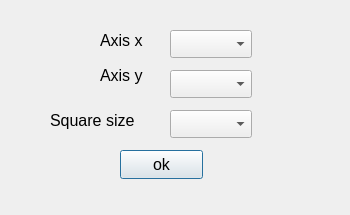
Before: the Qt Designer form main/plot_models/options_histogram_2d.ui in Kirikus/2024_Experiments, drawn with Qt 5.
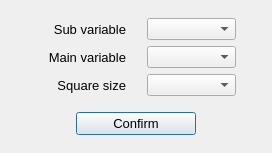
After: the same form once the commit is applied.

Commit message: changes(GUI): -decorated options-dialogs in plots -renamed some objects in options ui -set minimum size for plots

What changed in the file:
```diff
--- a/main/plot_models/options_histogram_2d.ui
+++ b/main/plot_models/options_histogram_2d.ui
@@ -6,115 +6,240 @@
    <rect>
     <x>0</x>
     <y>0</y>
-    <width>350</width>
-    <height>215</height>
+    <width>272</width>
+    <height>153</height>
    </rect>
   </property>
+  <property name="sizePolicy">
+   <sizepolicy hsizetype="Fixed" vsizetype="Fixed">
+    <horstretch>0</horstretch>
+    <verstretch>0</verstretch>
+   </sizepolicy>
+  </property>
   <property name="windowTitle">
    <string>Dialog</string>
   </property>
-  <widget class="QLabel" name="label">
-   <property name="geometry">
-    <rect>
-     <x>100</x>
-     <y>30</y>
-     <width>63</width>
-     <height>20</height>
-    </rect>
-   </property>
-   <property name="font">
-    <font>
-     <pointsize>12</pointsize>
-    </font>
-   </property>
-   <property name="text">
-    <string>Axis x</string>
-   </property>
-  </widget>
-  <widget class="QLabel" name="label_2">
-   <property name="geometry">
-    <rect>
-     <x>100</x>
-     <y>60</y>
-     <width>61</width>
-     <height>31</height>
-    </rect>
-   </property>
-   <property name="font">
-    <font>
-     <pointsize>12</pointsize>
-    </font>
-   </property>
-   <property name="text">
-    <string>Axis y</string>
-   </property>
-  </widget>
-  <widget class="QComboBox" name="AxisXComboBox">
-   <property name="geometry">
-    <rect>
-     <x>170</x>
-     <y>30</y>
-     <width>82</width>
-     <height>28</height>
-    </rect>
-   </property>
-  </widget>
-  <widget class="QComboBox" name="AxisYComboBox">
-   <property name="geometry">
-    <rect>
-     <x>170</x>
-     <y>70</y>
-     <width>82</width>
-     <height>28</height>
-    </rect>
-   </property>
-  </widget>
-  <widget class="QPushButton" name="okPushButton">
-   <property name="geometry">
-    <rect>
-     <x>120</x>
-     <y>150</y>
-     <width>83</width>
-     <height>29</height>
-    </rect>
-   </property>
-   <property name="font">
-    <font>
-     <pointsize>12</pointsize>
-    </font>
-   </property>
-   <property name="text">
-    <string>ok</string>
-   </property>
-  </widget>
-  <widget class="QLabel" name="label_3">
-   <property name="geometry">
-    <rect>
-     <x>50</x>
-     <y>110</y>
-     <width>101</width>
-     <height>21</height>
-    </rect>
-   </property>
-   <property name="font">
-    <font>
-     <pointsize>12</pointsize>
-    </font>
-   </property>
-   <property name="text">
-    <string>Square size</string>
-   </property>
-  </widget>
-  <widget class="QComboBox" name="SquareSizeComboBox">
-   <property name="geometry">
-    <rect>
-     <x>170</x>
-     <y>110</y>
-     <width>82</width>
-     <height>28</height>
-    </rect>
-   </property>
-  </widget>
+  <layout class="QGridLayout" name="gridLayout">
+   <item row="0" column="1">
+    <layout class="QVBoxLayout" name="verticalLayout_2">
+     <item>
+      <layout class="QVBoxLayout" name="verticalLayout">
+       <item>
+        <layout class="QHBoxLayout" name="horizontalLayout_3">
+         <item>
+          <widget class="QLabel" name="label">
+           <property name="font">
+            <font>
+             <pointsize>10</pointsize>
+            </font>
+           </property>
+           <property name="text">
+            <string>Sub variable</string>
+           </property>
+           <property name="alignment">
+            <set>Qt::AlignRight|Qt::AlignTrailing|Qt::AlignVCenter</set>
+           </property>
+          </widget>
+         </item>
+         <item>
+          <spacer name="horizontalSpacer_7">
+           <property name="orientation">
+            <enum>Qt::Horizontal</enum>
+           </property>
+           <property name="sizeType">
+            <enum>QSizePolicy::Maximum</enum>
+           </property>
+           <property name="sizeHint" stdset="0">
+            <size>
+             <width>15</width>
+             <height>20</height>
+            </size>
+           </property>
+          </spacer>
+         </item>
+         <item>
+          <widget class="QComboBox" name="SubVarComboBox"/>
+         </item>
+        </layout>
+       </item>
+       <item>
+        <layout class="QHBoxLayout" name="horizontalLayout_2">
+         <item>
+          <widget class="QLabel" name="label_2">
+           <property name="font">
+            <font>
+             <pointsize>10</pointsize>
+             <hintingpreference>PreferDefaultHinting</hintingpreference>
+            </font>
+           </property>
+           <property name="text">
+            <string>Main variable</string>
+           </property>
+           <property name="alignment">
+            <set>Qt::AlignRight|Qt::AlignTrailing|Qt::AlignVCenter</set>
+           </property>
+          </widget>
+         </item>
+         <item>
+          <spacer name="horizontalSpacer_6">
+           <property name="orientation">
+            <enum>Qt::Horizontal</enum>
+           </property>
+           <property name="sizeType">
+            <enum>QSizePolicy::Maximum</enum>
+           </property>
+           <property name="sizeHint" stdset="0">
+            <size>
+             <width>15</width>
+             <height>20</height>
+            </size>
+           </property>
+          </spacer>
+         </item>
+         <item>
+          <widget class="QComboBox" name="MainVarComboBox"/>
+         </item>
+        </layout>
+       </item>
+       <item>
+        <layout class="QHBoxLayout" name="horizontalLayout">
+         <item>
+          <widget class="QLabel" name="label_3">
+           <property name="font">
+            <font>
+             <pointsize>10</pointsize>
+            </font>
+           </property>
+           <property name="text">
+            <string>Square size</string>
+           </property>
+           <property name="alignment">
+            <set>Qt::AlignRight|Qt::AlignTrailing|Qt::AlignVCenter</set>
+           </property>
+          </widget>
+         </item>
+         <item>
+          <spacer name="horizontalSpacer_5">
+           <property name="orientation">
+            <enum>Qt::Horizontal</enum>
+           </property>
+           <property name="sizeType">
+            <enum>QSizePolicy::Maximum</enum>
+           </property>
+           <property name="sizeHint" stdset="0">
+            <size>
+             <width>15</width>
+             <height>20</height>
+            </size>
+           </property>
+          </spacer>
+         </item>
+         <item>
+          <widget class="QComboBox" name="SquareSizeComboBox"/>
+         </item>
+        </layout>
+       </item>
+      </layout>
+     </item>
+     <item>
+      <spacer name="verticalSpacer">
+       <property name="orientation">
+        <enum>Qt::Vertical</enum>
+       </property>
+       <property name="sizeType">
+        <enum>QSizePolicy::Maximum</enum>
+       </property>
+       <property name="sizeHint" stdset="0">
+        <size>
+         <width>20</width>
+         <height>10</height>
+        </size>
+       </property>
+      </spacer>
+     </item>
+     <item>
+      <layout class="QHBoxLayout" name="horizontalLayout_4">
+       <item>
+        <spacer name="horizontalSpacer">
+         <property name="orientation">
+          <enum>Qt::Horizontal</enum>
+         </property>
+         <property name="sizeType">
+          <enum>QSizePolicy::Maximum</enum>
+         </property>
+         <property name="sizeHint" stdset="0">
+          <size>
+           <width>40</width>
+           <height>20</height>
+          </size>
+         </property>
+        </spacer>
+       </item>
+       <item>
+        <widget class="QPushButton" name="ConfirmPushButton">
+         <property name="font">
+          <font>
+           <pointsize>10</pointsize>
+          </font>
+         </property>
+         <property name="text">
+          <string>Confirm</string>
+         </property>
+        </widget>
+       </item>
+       <item>
+        <spacer name="horizontalSpacer_2">
+         <property name="orientation">
+          <enum>Qt::Horizontal</enum>
+         </property>
+         <property name="sizeType">
+          <enum>QSizePolicy::Maximum</enum>
+         </property>
+         <property name="sizeHint" stdset="0">
+          <size>
+           <width>40</width>
+           <height>20</height>
+          </size>
+         </property>
+        </spacer>
+       </item>
+      </layout>
+     </item>
+    </layout>
+   </item>
+   <item row="0" column="0">
+    <spacer name="horizontalSpacer_3">
+     <property name="orientation">
+      <enum>Qt::Horizontal</enum>
+     </property>
+     <property name="sizeType">
+      <enum>QSizePolicy::Maximum</enum>
+     </property>
+     <property name="sizeHint" stdset="0">
+      <size>
+       <width>25</width>
+       <height>20</height>
+      </size>
+     </property>
+    </spacer>
+   </item>
+   <item row="0" column="2">
+    <spacer name="horizontalSpacer_4">
+     <property name="orientation">
+      <enum>Qt::Horizontal</enum>
+     </property>
+     <property name="sizeType">
+      <enum>QSizePolicy::Maximum</enum>
+     </property>
+     <property name="sizeHint" stdset="0">
+      <size>
+       <width>25</width>
+       <height>20</height>
+      </size>
+     </property>
+    </spacer>
+   </item>
+  </layout>
  </widget>
  <resources/>
  <connections/>
```
The commit also changes 6 other files.
